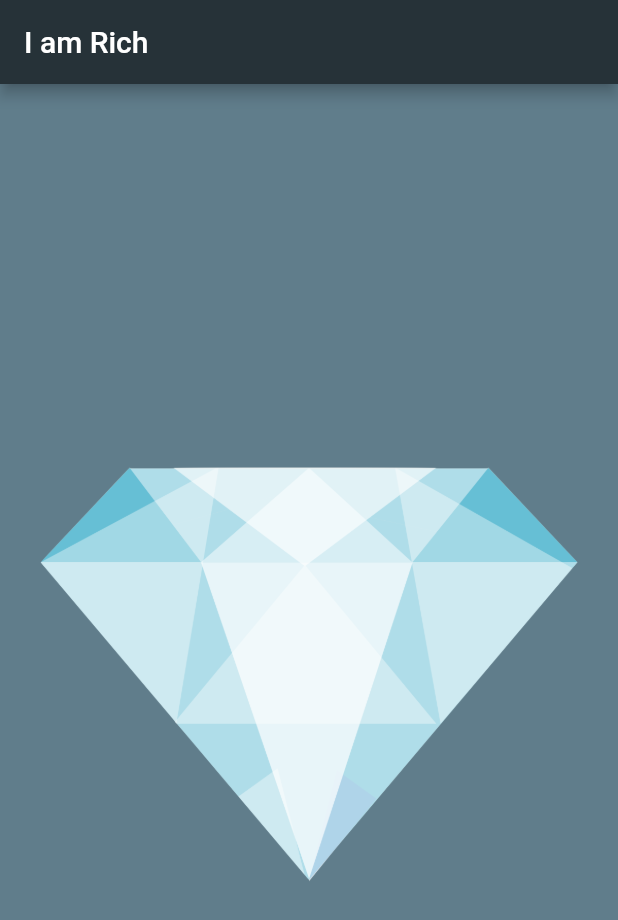
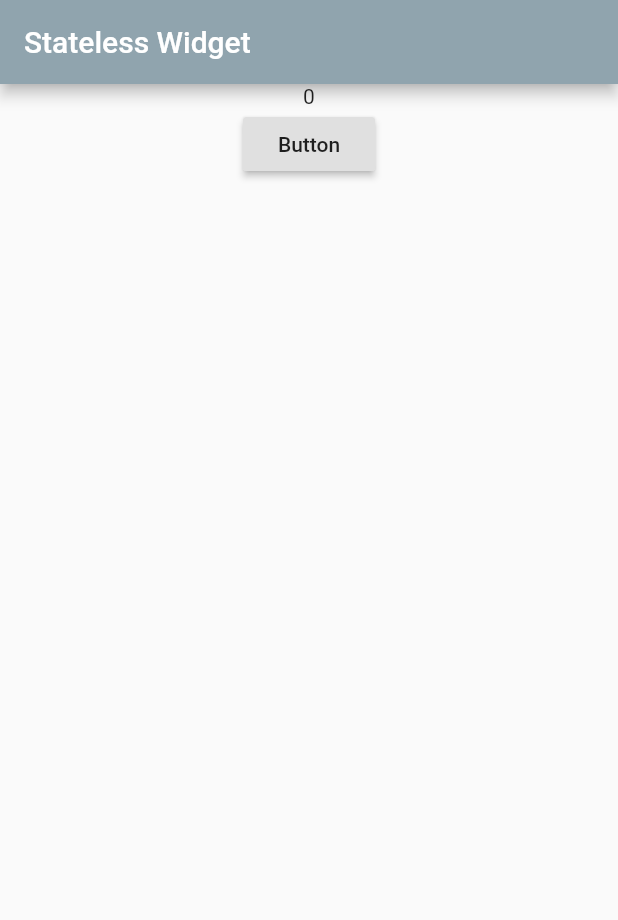
Before and after one commit to okaysk/iampoor, a Flutter app: the screen it shows after launch, on a phone screen of 412 x 824 dp. Shown: the top 920 px of the screen. Run offline on Flutter 3.47's test engine with Material 2 defaults, Android fonts, the phone set to English and light mode, and no system bars.

Commit message:
Stateless Test

```diff
--- a/lib/main.dart
+++ b/lib/main.dart
@@ -1,21 +1,67 @@
 import 'package:flutter/material.dart';
 
 //The mai function is the starting point for all our Flutter apps.
-void main() {
-  runApp(
-    MaterialApp(
+
+void main() => runApp(MyApp());
+
+class MyApp extends StatelessWidget {
+  int cnt = 0;
+
+  void increase() {
+    cnt++;
+    print(cnt);
+  }
+
+  Widget build(BuildContext context) {
+    return MaterialApp(
+      home: Scaffold(
+        appBar: AppBar(
+          backgroundColor: Colors.blueGrey[300],
+          title: Text("Stateless Widget"),
+        ),
+        body: Column(
+          children: <Widget>[
+            Center(
+              child: Text("${cnt}"),
+            ),
+            RaisedButton(
+              onPressed: increase,
+              child: Text("Button"),
+            )
+          ],
+        ),
+      ),
+    );
+  }
+}
+
+/*
+class MyApp extends StatelessWidget {
+  @override
+  Widget build(BuildContext context) {
+    return Container();
+  }
+}
+*/
+
+/*
+  MaterialApp(
       home: Scaffold(
         backgroundColor: Colors.blueGrey,
         appBar: AppBar(
-          title: Text('I am Rich'),
-          backgroundColor: Colors.blueGrey[900],
+          title: Text('Stateless Widget'),
+          backgroundColor: Colors.blueGrey[800],
         ),
-        body: Center(
-          child: Image(
-            image: AssetImage('images/diamond.png'),
+        body: Column(children: <Widget>[
+          Center(
+            child: Text("$cnt"),
           ),
-        ),
+          RaisedButton(
+            onPressed: increase,
+            child: Text("Button"),
+          ),
+        ],
       ),
     ),
   );
-}
+*/
```
Also changed, not shown: 130 other files.
